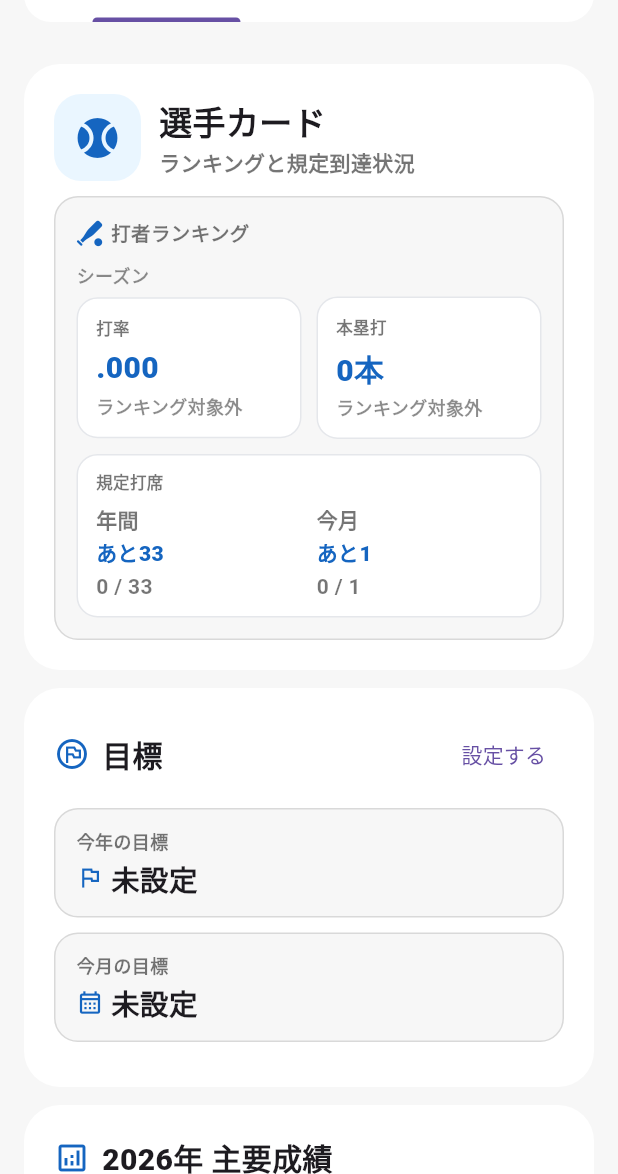
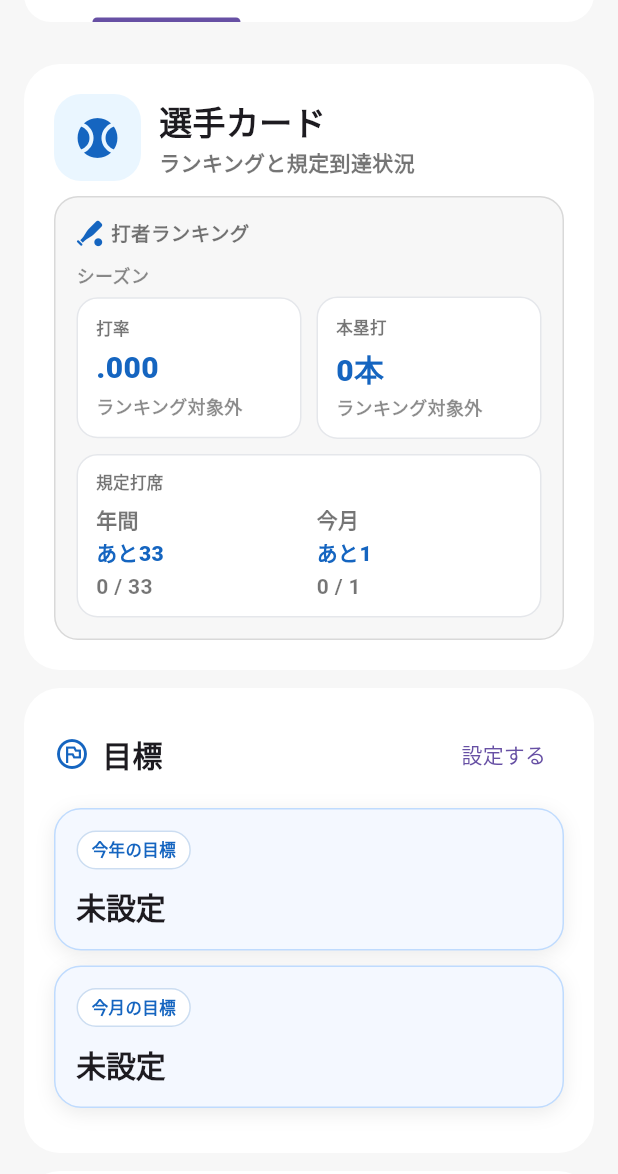
Before and after one commit to mata-s/b_net, a Flutter app: the PlayerPage screen opened directly with empty values, on a phone screen of 412 x 824 dp, the part 62-1236 px from its top. Run offline on Flutter 3.47's test engine with Material 3 defaults, Android fonts, the phone set to English and light mode, and no system bars; our stand-ins replace cloud_firestore, cloud_functions, firebase_auth, firebase_core, firebase_messaging, firebase_storage and 5 more; missing offline and left inert: gal, purchases_flutter; accounts and stored records are empty.

Commit message:
Improve player dashboard goal cards2

```diff
--- a/lib/pages/private/player_dashboard_page.dart
+++ b/lib/pages/private/player_dashboard_page.dart
@@ -376,8 +376,11 @@ class _PlayerDashboardPageState extends State<PlayerDashboardPage> {
                     label: '今年の目標',
                     value: _goalTitle(goalData),
                     progressText: _goalProgressText(goalData),
+                    supportMessage: _goalSupportMessage(goalData),
+                    progressBadgeText: _goalProgressBadgeText(goalData),
                     isAchieved: goalData['isAchieved'] == true,
                     achievementLabel: _goalAchievementLabel(goalData),
+                    showProgressBar: !_isMaintainGoal(goalData),
                     progress: _goalProgress(goalData),
                   );
                 },
@@ -399,8 +402,11 @@ class _PlayerDashboardPageState extends State<PlayerDashboardPage> {
                     label: '今月の目標',
                     value: _goalTitle(goalData),
                     progressText: _goalProgressText(goalData),
+                    supportMessage: _goalSupportMessage(goalData),
+                    progressBadgeText: _goalProgressBadgeText(goalData),
                     isAchieved: goalData['isAchieved'] == true,
                     achievementLabel: _goalAchievementLabel(goalData),
+                    showProgressBar: !_isMaintainGoal(goalData),
                     progress: _goalProgress(goalData),
                   );
                 },
@@ -496,6 +502,7 @@ String _goalProgressText(Map<String, dynamic> goalData) {
   return '現在 ${_formatGoalValue(statField, actual)} / 目標 ${_formatGoalValue(statField, target)}';
 }
 
+
 double? _goalProgress(Map<String, dynamic> goalData) {
   final target = goalData['target'];
   final actual = goalData['actualValue'];
@@ -507,6 +514,40 @@ double? _goalProgress(Map<String, dynamic> goalData) {
   return (actual / target).clamp(0.0, 1.0).toDouble();
 }
 
+String _goalProgressBadgeText(Map<String, dynamic> goalData) {
+  if (_isMaintainGoal(goalData)) {
+    return _goalAchievementLabel(goalData);
+  }
+
+  final progress = _goalProgress(goalData);
+  if (progress == null) return '';
+
+  return '${(progress * 100).round()}%達成';
+}
+
+String _goalSupportMessage(Map<String, dynamic> goalData) {
+  final statField = goalData['statField'];
+  final target = goalData['target'];
+  final actual = goalData['actualValue'] ?? 0;
+
+  if (_isMaintainGoal(goalData)) {
+    if (goalData['isAchieved'] == true) {
+      return 'この調子をキープ！';
+    }
+    return '目標ラインまであと少し！';
+  }
+
+  if (target is num && actual is num) {
+    final remaining = (target - actual).clamp(0, target).toDouble();
+    if (remaining <= 0) {
+      return '目標達成！ナイスプレー！';
+    }
+    return 'あと${_formatGoalValue(statField, remaining)}で達成！';
+  }
+
+  return '';
+}
+
 String _goalAchievementLabel(Map<String, dynamic> goalData) {
   final isRatio = goalData['isRatio'] == true;
   final compareType = (goalData['compareType'] ?? '').toString();
@@ -516,6 +557,13 @@ String _goalAchievementLabel(Map<String, dynamic> goalData) {
   }
 
   return '達成済み';
+}
+
+bool _isMaintainGoal(Map<String, dynamic> goalData) {
+  final isRatio = goalData['isRatio'] == true;
+  final compareType = (goalData['compareType'] ?? '').toString();
+
+  return isRatio || compareType == 'less';
 }
 
 String _formatGoalValue(dynamic statField, dynamic value) {
@@ -1219,171 +1267,150 @@ class _StatsSummaryItem {
   });
 }
 
-class _GoalProgressText extends StatelessWidget {
-  final String text;
-
-  const _GoalProgressText({required this.text});
-
-  @override
-  Widget build(BuildContext context) {
-    final parts = text.split(' / ');
-
-    if (parts.length != 2) {
-      return Text(
-        text,
-        maxLines: 1,
-        overflow: TextOverflow.ellipsis,
-        style: const TextStyle(
-          fontSize: 12,
-          color: Colors.black54,
-          fontWeight: FontWeight.w700,
-        ),
-      );
-    }
-
-    return RichText(
-      maxLines: 1,
-      overflow: TextOverflow.ellipsis,
-      text: TextSpan(
-        style: const TextStyle(
-          fontSize: 12,
-          color: Colors.black54,
-          fontWeight: FontWeight.w700,
-        ),
-        children: [
-          TextSpan(text: '${parts[0]} / '),
-          TextSpan(
-            text: parts[1],
-            style: const TextStyle(
-              color: Color(0xFF1565C0),
-              fontWeight: FontWeight.w900,
-            ),
-          ),
-        ],
-      ),
-    );
-  }
-}
-
 class _GoalTile extends StatelessWidget {
   final IconData icon;
   final String label;
   final String value;
   final String progressText;
+  final String supportMessage;
+  final String progressBadgeText;
   final bool isAchieved;
   final double? progress;
   final String achievementLabel;
+  final bool showProgressBar;
 
   const _GoalTile({
     required this.icon,
     required this.label,
     required this.value,
     this.progressText = '',
+    this.supportMessage = '',
+    this.progressBadgeText = '',
     this.isAchieved = false,
     this.achievementLabel = '達成済み',
+    this.showProgressBar = true,
     this.progress,
   });
 
   @override
   Widget build(BuildContext context) {
+    final accentColor = showProgressBar
+        ? const Color(0xFF1565C0)
+        : const Color(0xFF2E7D32);
+
     return Container(
       margin: const EdgeInsets.only(bottom: 10),
-      padding: const EdgeInsets.symmetric(horizontal: 14, vertical: 12),
+      padding: const EdgeInsets.all(14),
       decoration: BoxDecoration(
-        color: isAchieved
-            ? const Color(0xFFEFFAF1)
-            : const Color(0xFFF7F7F7),
-        borderRadius: BorderRadius.circular(16),
+        color: showProgressBar
+            ? const Color(0xFFF4F8FF)
+            : const Color(0xFFEFFAF1),
+        borderRadius: BorderRadius.circular(18),
         border: Border.all(
-          color: isAchieved
-              ? const Color(0xFFB7E4C7)
-              : Colors.black12,
-        ),
-      ),
-      child: Row(
-        children: [
-          Expanded(
+          color: showProgressBar
+              ? const Color(0xFFBFDBFE)
+              : const Color(0xFFB7E4C7),
+        ),
+        boxShadow: const [
+          BoxShadow(
+            color: Color(0x14000000),
+            blurRadius: 10,
+            offset: Offset(0, 3),
+          ),
+        ],
+      ),
       child: Column(
         crossAxisAlignment: CrossAxisAlignment.start,
         children: [
           Row(
             children: [
-                    Text(
-                      label,
-                      style: const TextStyle(
-                        fontSize: 12,
-                        color: Colors.black54,
-                        fontWeight: FontWeight.w700,
-                      ),
-                    ),
-                    if (isAchieved) ...[
-                      const SizedBox(width: 6),
               Container(
                 padding: const EdgeInsets.symmetric(
                   horizontal: 9,
                   vertical: 4,
                 ),
                 decoration: BoxDecoration(
-                          color: const Color(0xFFE8F5E9),
+                  color: Colors.white,
                   borderRadius: BorderRadius.circular(999),
-                          border: Border.all(
-                            color: const Color(0xFF81C784),
-                          ),
+                  border: Border.all(color: accentColor.withOpacity(0.22)),
+                ),
+                child: Text(
+                  label,
+                  style: TextStyle(
+                    fontSize: 11,
+                    color: accentColor,
+                    fontWeight: FontWeight.w900,
+                  ),
+                ),
+              ),
+              const Spacer(),
+              if (progressBadgeText.isNotEmpty)
+                Container(
+                  padding: const EdgeInsets.symmetric(
+                    horizontal: 9,
+                    vertical: 4,
+                  ),
+                  decoration: BoxDecoration(
+                    color: accentColor.withOpacity(0.10),
+                    borderRadius: BorderRadius.circular(999),
+                    border: Border.all(color: accentColor.withOpacity(0.25)),
                   ),
                   child: Row(
                     mainAxisSize: MainAxisSize.min,
                     children: [
                       Icon(
-                              achievementLabel == '達成中'
-                                  ? Icons.track_changes
-                                  : Icons.emoji_events,
+                        showProgressBar
+                            ? Icons.bolt_rounded
+                            : Icons.check_circle_rounded,
                         size: 13,
-                              color: const Color(0xFF2E7D32),
+                        color: accentColor,
                       ),
                       const SizedBox(width: 3),
                       Text(
-                              achievementLabel,
-                              style: const TextStyle(
+                        progressBadgeText,
+                        style: TextStyle(
                           fontSize: 11,
                           fontWeight: FontWeight.w900,
-                                color: Color(0xFF2E7D32),
-                              ),
-                            ),
-                          ],
-                        ),
-                      ),
-                    ],
-                  ],
-                ),
-                const SizedBox(height: 3),
-                Row(
-                  children: [
-                    Icon(
-                      icon,
-                      size: 18,
-                      color: const Color(0xFF1565C0),
-                    ),
-                    const SizedBox(width: 5),
-                    Expanded(
-                      child: Text(
+                          color: accentColor,
+                        ),
+                      ),
+                    ],
+                  ),
+                ),
+            ],
+          ),
+          const SizedBox(height: 10),
+          Text(
             value,
             maxLines: 1,
             overflow: TextOverflow.ellipsis,
             style: const TextStyle(
-                          fontSize: 19,
+              fontSize: 20,
               fontWeight: FontWeight.w900,
-                        ),
-                      ),
-                    ),
-                  ],
-                ),
-                if (progress != null) ...[
-                  const SizedBox(height: 10),
+              letterSpacing: -0.2,
+            ),
+          ),
+          if (progressText.isNotEmpty) ...[
+            const SizedBox(height: 5),
+            Text(
+              progressText,
+              maxLines: 1,
+              overflow: TextOverflow.ellipsis,
+              style: const TextStyle(
+                fontSize: 13,
+                color: Colors.black54,
+                fontWeight: FontWeight.w800,
+              ),
+            ),
+          ],
+          if (showProgressBar && progress != null) ...[
+            const SizedBox(height: 12),
             Container(
               height: 9,
               decoration: BoxDecoration(
-                      color: Colors.black12,
+                color: Colors.white,
                 borderRadius: BorderRadius.circular(999),
+                border: Border.all(color: const Color(0xFFE5E7EB)),
               ),
               child: FractionallySizedBox(
                 alignment: Alignment.centerLeft,
@@ -1402,13 +1429,45 @@ class _GoalTile extends StatelessWidget {
               ),
             ),
           ],
-                if (progressText.isNotEmpty) ...[
-                  const SizedBox(height: 3),
-                  _GoalProgressText(text: progressText),
-                ],
-              ],
-            ),
-          ),
+          if (supportMessage.isNotEmpty) ...[
+            const SizedBox(height: 10),
+            Container(
+              width: double.infinity,
+              padding: const EdgeInsets.symmetric(horizontal: 10, vertical: 8),
+              decoration: BoxDecoration(
+                color: Colors.white.withOpacity(0.82),
+                borderRadius: BorderRadius.circular(13),
+              ),
+              child: Row(
+                children: [
+                  Icon(
+                    showProgressBar
+                        ? Icons.star_rounded
+                        : Icons.thumb_up_alt_rounded,
+                    size: 17,
+                    color: showProgressBar
+                        ? const Color(0xFFFFA000)
+                        : const Color(0xFF2E7D32),
+                  ),
+                  const SizedBox(width: 6),
+                  Expanded(
+                    child: Text(
+                      supportMessage,
+                      maxLines: 1,
+                      overflow: TextOverflow.ellipsis,
+                      style: TextStyle(
+                        fontSize: 12,
+                        color: showProgressBar
+                            ? Colors.black87
+                            : const Color(0xFF2E7D32),
+                        fontWeight: FontWeight.w900,
+                      ),
+                    ),
+                  ),
+                ],
+              ),
+            ),
+          ],
         ],
       ),
     );
```
Lines whose indentation alone changed are shown as unchanged.
